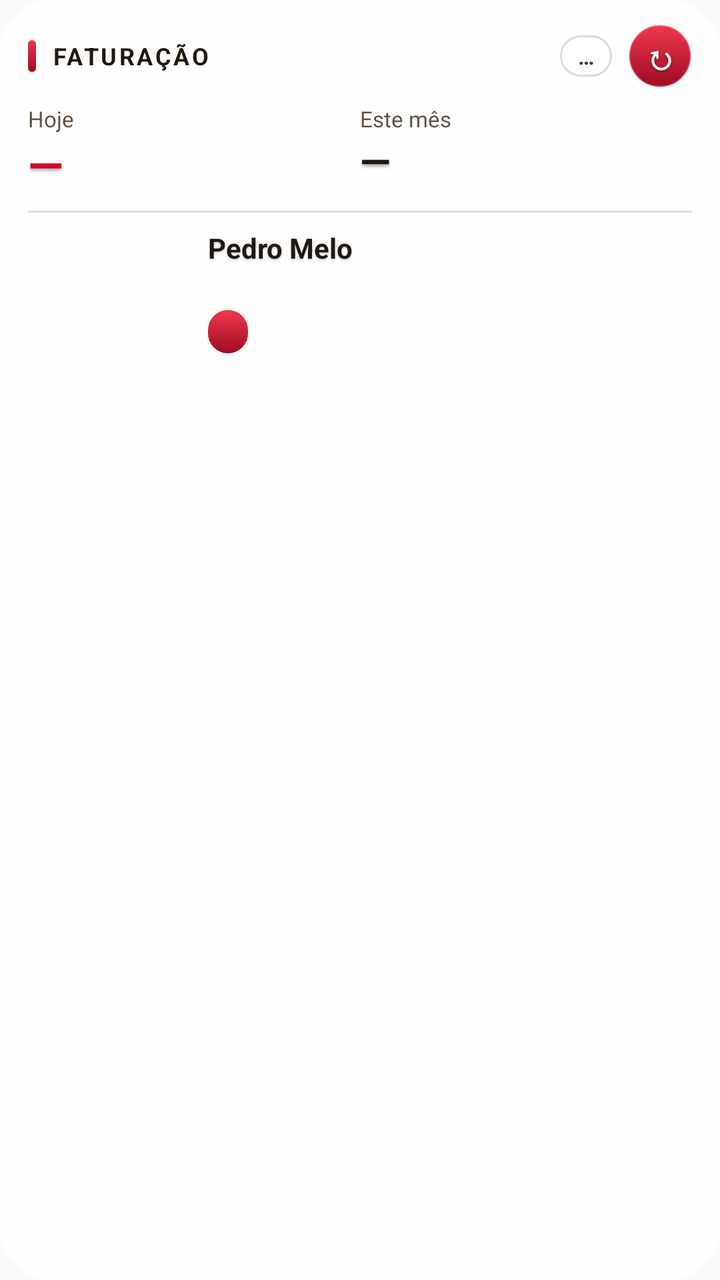
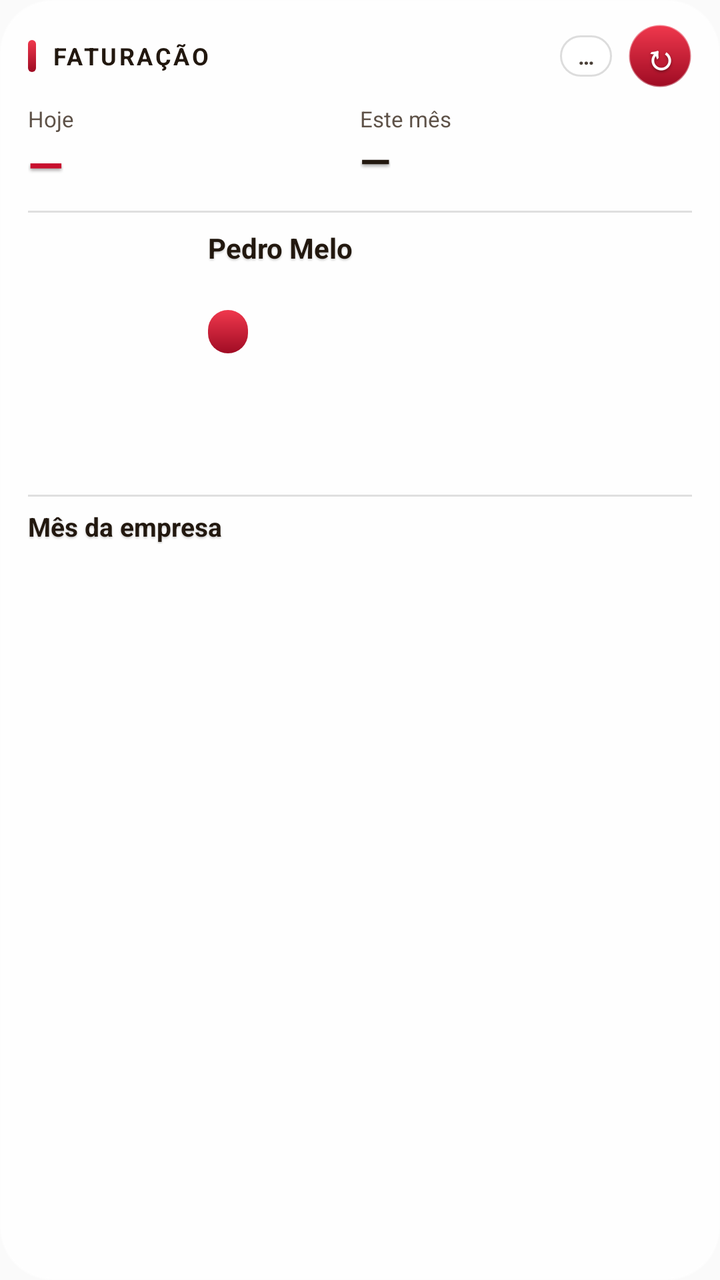

Screens rendered from an Android XML layout before and after an edit, with the pre-edit source and the edit as a unified diff.
<!-- AndroidManifest.xml: application theme android:Theme.Material.Light -->
<!-- res/layout/widget_faturacao.xml -->
<?xml version="1.0" encoding="utf-8"?>
<LinearLayout xmlns:android="http://schemas.android.com/apk/res/android"
    android:id="@+id/widget_root"
    android:layout_width="match_parent"
    android:layout_height="match_parent"
    android:background="@drawable/w_fundo"
    android:orientation="vertical"
    android:paddingLeft="14dp"
    android:paddingRight="14dp"
    android:paddingTop="12dp"
    android:paddingBottom="10dp">

    
    <LinearLayout
        android:layout_width="match_parent"
        android:layout_height="wrap_content"
        android:gravity="center_vertical"
        android:orientation="horizontal">

        <TextView
            android:layout_width="4dp"
            android:layout_height="16dp"
            android:background="@drawable/w_acento" />

        <TextView
            android:id="@+id/w_titulo"
            android:layout_width="0dp"
            android:layout_height="wrap_content"
            android:layout_weight="1"
            android:layout_marginLeft="8dp"
            android:letterSpacing="0.1"
            android:text="FATURAÇÃO"
            android:textColor="#22180F"
            android:textSize="12sp"
            android:textStyle="bold" />

        <TextView
            android:id="@+id/w_hora"
            android:layout_width="wrap_content"
            android:layout_height="wrap_content"
            android:maxWidth="170dp"
            android:background="@drawable/w_chip"
            android:ellipsize="end"
            android:maxLines="1"
            android:paddingLeft="9dp"
            android:paddingRight="9dp"
            android:paddingTop="3dp"
            android:paddingBottom="3dp"
            android:text="…"
            android:textColor="#4A4038"
            android:textSize="11sp"
            android:textStyle="bold" />

        <TextView
            android:id="@+id/w_atualizar"
            android:layout_width="32dp"
            android:layout_height="32dp"
            android:layout_marginLeft="8dp"
            android:background="@drawable/w_botao"
            android:gravity="center"
            android:shadowColor="#66000000"
            android:shadowDy="2"
            android:shadowRadius="3"
            android:text="↻"
            android:textColor="#FFFFFF"
            android:textSize="17sp"
            android:textStyle="bold" />
    </LinearLayout>

    
    <LinearLayout
        android:layout_width="match_parent"
        android:layout_height="wrap_content"
        android:layout_marginTop="8dp"
        android:orientation="horizontal">

        <LinearLayout
            android:layout_width="0dp"
            android:layout_height="wrap_content"
            android:layout_weight="1"
            android:orientation="vertical">
            <TextView
                android:layout_width="wrap_content"
                android:layout_height="wrap_content"
                android:text="Hoje"
                android:textColor="#5E5248"
                android:textSize="11sp" />
            <TextView
                android:id="@+id/w_dia_val"
                android:layout_width="wrap_content"
                android:layout_height="wrap_content"
                android:maxLines="1"
                android:shadowColor="#55000000"
                android:shadowDx="0"
                android:shadowDy="3"
                android:shadowRadius="4"
                android:text="—"
                android:textColor="#C8102E"
                android:textSize="23sp"
                android:textStyle="bold" />
        </LinearLayout>

        <LinearLayout
            android:layout_width="0dp"
            android:layout_height="wrap_content"
            android:layout_weight="1"
            android:orientation="vertical">
            <TextView
                android:layout_width="wrap_content"
                android:layout_height="wrap_content"
                android:text="Este mês"
                android:textColor="#5E5248"
                android:textSize="11sp" />
            <TextView
                android:id="@+id/w_mes_val"
                android:layout_width="wrap_content"
                android:layout_height="wrap_content"
                android:maxLines="1"
                android:shadowColor="#55000000"
                android:shadowDx="0"
                android:shadowDy="3"
                android:shadowRadius="4"
                android:text="—"
                android:textColor="#22180F"
                android:textSize="20sp"
                android:textStyle="bold" />
        </LinearLayout>
    </LinearLayout>

    <TextView
        android:layout_width="match_parent"
        android:layout_height="1dp"
        android:layout_marginTop="8dp"
        android:background="@drawable/w_linha" />

    
    <LinearLayout
        android:layout_width="match_parent"
        android:layout_height="wrap_content"
        android:layout_marginTop="8dp"
        android:gravity="center_vertical"
        android:orientation="horizontal">

        <ImageView
            android:id="@+id/w_anel"
            android:layout_width="78dp"
            android:layout_height="78dp"
            android:scaleType="fitCenter" />

        <LinearLayout
            android:layout_width="0dp"
            android:layout_height="wrap_content"
            android:layout_weight="1"
            android:layout_marginLeft="12dp"
            android:orientation="vertical">

            <TextView
                android:layout_width="wrap_content"
                android:layout_height="wrap_content"
                android:shadowColor="#33000000"
                android:shadowDy="2"
                android:shadowRadius="2"
                android:text="Pedro Melo"
                android:textColor="#22180F"
                android:textSize="14sp"
                android:textStyle="bold" />

            <TextView
                android:id="@+id/w_ped_linha"
                android:layout_width="wrap_content"
                android:layout_height="wrap_content"
                android:layout_marginTop="1dp"
                android:ellipsize="end"
                android:maxLines="1"
                android:text=""
                android:textColor="#4A4038"
                android:textSize="11.5sp" />

            <TextView
                android:id="@+id/w_estado"
                android:layout_width="wrap_content"
                android:layout_height="wrap_content"
                android:layout_marginTop="5dp"
                android:background="@drawable/w_chip_vermelho"
                android:maxLines="1"
                android:paddingLeft="10dp"
                android:paddingRight="10dp"
                android:paddingTop="3dp"
                android:paddingBottom="3dp"
                android:shadowColor="#66000000"
                android:shadowDy="1"
                android:shadowRadius="2"
                android:text=""
                android:textColor="#FFFFFF"
                android:textSize="11.5sp"
                android:textStyle="bold" />

            <TextView
                android:id="@+id/w_ritmo"
                android:layout_width="wrap_content"
                android:layout_height="wrap_content"
                android:layout_marginTop="4dp"
                android:maxLines="2"
                android:text=""
                android:textColor="#4A4038"
                android:textSize="11sp" />
        </LinearLayout>
    </LinearLayout>

    
    <ImageView
        android:id="@+id/w_grafico"
        android:layout_width="match_parent"
        android:layout_height="40dp"
        android:layout_marginTop="6dp"
        android:scaleType="fitCenter" />
</LinearLayout>
<!-- resources referenced by this layout -->
<resources>
  <!-- drawable w_acento (drawable) -->
  <?xml version="1.0" encoding="utf-8"?>
  <shape xmlns:android="http://schemas.android.com/apk/res/android" android:shape="rectangle">
      <gradient android:angle="270" android:startColor="#F0384D" android:endColor="#9E0B23" />
      <corners android:radius="3dp" />
  </shape>
  <!-- drawable w_botao (drawable) -->
  <?xml version="1.0" encoding="utf-8"?>
  <shape xmlns:android="http://schemas.android.com/apk/res/android" android:shape="oval">
      <gradient android:angle="270" android:startColor="#F0384D" android:endColor="#9E0B23" />
      <stroke android:width="1dp" android:color="#66FFFFFF" />
  </shape>
  <!-- drawable w_chip (drawable) -->
  <?xml version="1.0" encoding="utf-8"?>
  <shape xmlns:android="http://schemas.android.com/apk/res/android" android:shape="rectangle">
      <solid android:color="#CCFFFFFF" />
      <stroke android:width="1dp" android:color="#22000000" />
      <corners android:radius="999dp" />
  </shape>
  <!-- drawable w_chip_vermelho (drawable) -->
  <?xml version="1.0" encoding="utf-8"?>
  <shape xmlns:android="http://schemas.android.com/apk/res/android" android:shape="rectangle">
      <gradient android:angle="270" android:startColor="#F0384D" android:endColor="#A00C24" />
      <corners android:radius="999dp" />
  </shape>
  <!-- drawable w_fundo (drawable) -->
  <?xml version="1.0" encoding="utf-8"?>
  <shape xmlns:android="http://schemas.android.com/apk/res/android" android:shape="rectangle">
      <solid android:color="#C4FFFFFF" />
      <stroke android:width="1dp" android:color="#99FFFFFF" />
      <corners android:radius="26dp" />
  </shape>
  <!-- drawable w_linha (drawable) -->
  <?xml version="1.0" encoding="utf-8"?>
  <shape xmlns:android="http://schemas.android.com/apk/res/android" android:shape="rectangle">
      <solid android:color="#1F000000" />
  </shape>
</resources>

<!-- the commit's change to res/layout/widget_faturacao.xml (unified diff, before → after) -->
@@ -214,4 +214,44 @@
         android:layout_height="40dp"
         android:layout_marginTop="6dp"
         android:scaleType="fitCenter" />
+
+    
+    <TextView
+        android:layout_width="match_parent"
+        android:layout_height="1dp"
+        android:layout_marginTop="6dp"
+        android:background="@drawable/w_linha" />
+
+    <LinearLayout
+        android:layout_width="match_parent"
+        android:layout_height="wrap_content"
+        android:layout_marginTop="6dp"
+        android:orientation="horizontal">
+        <TextView
+            android:layout_width="0dp"
+            android:layout_height="wrap_content"
+            android:layout_weight="1"
+            android:shadowColor="#33000000"
+            android:shadowDy="2"
+            android:shadowRadius="2"
+            android:text="Mês da empresa"
+            android:textColor="#22180F"
+            android:textSize="13sp"
+            android:textStyle="bold" />
+        <TextView
+            android:id="@+id/w_mes_info"
+            android:layout_width="wrap_content"
+            android:layout_height="wrap_content"
+            android:maxLines="1"
+            android:text=""
+            android:textColor="#4A4038"
+            android:textSize="11sp" />
+    </LinearLayout>
+
+    <ImageView
+        android:id="@+id/w_grafico_mes"
+        android:layout_width="match_parent"
+        android:layout_height="40dp"
+        android:layout_marginTop="2dp"
+        android:scaleType="fitCenter" />
 </LinearLayout>
